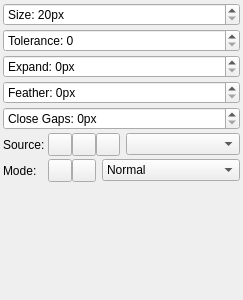
First picture: the form in src/desktop/ui/fillsettings.ui, repository drawpile/Drawpile, before the edit.
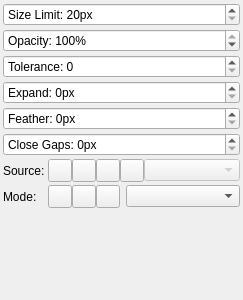
Second picture: the form after the edit. Icons and pictures are not drawn. Custom widgets are drawn as their Qt base class.

Commit message: Extend fill with selections, blend modes opacity

What changed in the file:
```diff
--- a/src/desktop/ui/fillsettings.ui
+++ b/src/desktop/ui/fillsettings.ui
@@ -26,140 +26,13 @@
    <property name="spacing">
     <number>3</number>
    </property>
-   <item row="3" column="0" colspan="2">
-    <widget class="KisSliderSpinBox" name="tolerance">
-     <property name="prefix">
-      <string>Tolerance: </string>
-     </property>
-     <property name="maximum">
-      <number>254</number>
-     </property>
-    </widget>
-   </item>
-   <item row="10" column="0">
-    <widget class="QLabel" name="modeLabel">
-     <property name="text">
-      <string>Mode:</string>
-     </property>
-    </widget>
-   </item>
-   <item row="6" column="0" colspan="2">
-    <widget class="KisSliderSpinBox" name="feather">
-     <property name="suffix">
-      <string>px</string>
-     </property>
-     <property name="prefix">
-      <string>Feather: </string>
-     </property>
-     <property name="maximum">
-      <number>40</number>
-     </property>
-    </widget>
-   </item>
-   <item row="9" column="0">
-    <widget class="QLabel" name="sourceLabel">
-     <property name="text">
-      <string>Source:</string>
-     </property>
-    </widget>
-   </item>
-   <item row="9" column="1">
-    <layout class="QHBoxLayout" name="horizontalLayout">
-     <property name="spacing">
-      <number>0</number>
-     </property>
-     <item>
-      <widget class="widgets::GroupedToolButton" name="sourceMerged">
-       <property name="toolTip">
-        <string>Merged image</string>
-       </property>
-       <property name="icon">
-        <iconset theme="arrow-down-double">
-         <normaloff>theme:arrow-down-double.svg</normaloff>theme:arrow-down-double.svg</iconset>
-       </property>
-       <property name="checkable">
-        <bool>true</bool>
-       </property>
-       <property name="groupPosition">
-        <enum>widgets::GroupedToolButton::GroupLeft</enum>
-       </property>
-      </widget>
-     </item>
-     <item>
-      <widget class="widgets::GroupedToolButton" name="sourceMergedWithoutBackground">
-       <property name="toolTip">
-        <string>Merged without background</string>
-       </property>
-       <property name="icon">
-        <iconset theme="arrow-down">
-         <normaloff>theme:arrow-down.svg</normaloff>theme:arrow-down.svg</iconset>
-       </property>
-       <property name="checkable">
-        <bool>true</bool>
-       </property>
-       <property name="groupPosition">
-        <enum>widgets::GroupedToolButton::GroupCenter</enum>
-       </property>
-      </widget>
-     </item>
-     <item>
-      <widget class="widgets::GroupedToolButton" name="sourceLayer">
-       <property name="toolTip">
-        <string>Layer</string>
-       </property>
-       <property name="icon">
-        <iconset theme="layer-visible-on">
-         <normaloff>theme:layer-visible-on.svg</normaloff>theme:layer-visible-on.svg</iconset>
-       </property>
-       <property name="checkable">
-        <bool>true</bool>
-       </property>
-       <property name="groupPosition">
-        <enum>widgets::GroupedToolButton::GroupRight</enum>
-       </property>
-      </widget>
-     </item>
-     <item>
-      <spacer name="horizontalSpacer">
-       <property name="orientation">
-        <enum>Qt::Horizontal</enum>
-       </property>
-       <property name="sizeType">
-        <enum>QSizePolicy::Maximum</enum>
-       </property>
-       <property name="sizeHint" stdset="0">
-        <size>
-         <width>6</width>
-         <height>0</height>
-        </size>
-       </property>
-      </spacer>
-     </item>
-     <item>
-      <widget class="QComboBox" name="layer">
-       <property name="sizePolicy">
-        <sizepolicy hsizetype="Expanding" vsizetype="Fixed">
-         <horstretch>0</horstretch>
-         <verstretch>0</verstretch>
-        </sizepolicy>
-       </property>
-       <property name="minimumSize">
-        <size>
-         <width>24</width>
-         <height>0</height>
-        </size>
-       </property>
-      </widget>
-     </item>
-    </layout>
-   </item>
    <item row="2" column="0" colspan="2">
     <widget class="KisSliderSpinBox" name="size">
      <property name="suffix">
       <string>px</string>
      </property>
      <property name="prefix">
-      <string>Size: </string>
+      <string>Size Limit: </string>
      </property>
      <property name="minimum">
       <number>20</number>
@@ -172,7 +45,113 @@
      </property>
     </widget>
    </item>
-   <item row="5" column="0" colspan="2">
+   <item row="11" column="1">
+    <layout class="QHBoxLayout" name="modeLayout">
+     <property name="spacing">
+      <number>0</number>
+     </property>
+     <item>
+      <widget class="widgets::GroupedToolButton" name="areaContinuous">
+       <property name="toolTip">
+        <string>Fill continuous area</string>
+       </property>
+       <property name="statusTip">
+        <string>Fill continuous area</string>
+       </property>
+       <property name="icon">
+        <iconset theme="fill-color">
+         <normaloff>theme:fill-color.svg</normaloff>theme:fill-color.svg</iconset>
+       </property>
+       <property name="checkable">
+        <bool>true</bool>
+       </property>
+       <property name="groupPosition">
+        <enum>widgets::GroupedToolButton::GroupLeft</enum>
+       </property>
+      </widget>
+     </item>
+     <item>
+      <widget class="widgets::GroupedToolButton" name="areaSimilar">
+       <property name="toolTip">
+        <string>Fill all similar colors</string>
+       </property>
+       <property name="statusTip">
+        <string>Fill all similar colors</string>
+       </property>
+       <property name="icon">
+        <iconset theme="color-picker">
+         <normaloff>theme:color-picker.svg</normaloff>theme:color-picker.svg</iconset>
+       </property>
+       <property name="checkable">
+        <bool>true</bool>
+       </property>
+       <property name="groupPosition">
+        <enum>widgets::GroupedToolButton::GroupCenter</enum>
+       </property>
+      </widget>
+     </item>
+     <item>
+      <widget class="widgets::GroupedToolButton" name="areaSelection">
+       <property name="toolTip">
+        <string>Fill entire selection</string>
+       </property>
+       <property name="statusTip">
+        <string>Fill entire selection</string>
+       </property>
+       <property name="icon">
+        <iconset theme="select-rectangular">
+         <normaloff>theme:select-rectangular.svg</normaloff>theme:select-rectangular.svg</iconset>
+       </property>
+       <property name="checkable">
+        <bool>true</bool>
+       </property>
+       <property name="groupPosition">
+        <enum>widgets::GroupedToolButton::GroupRight</enum>
+       </property>
+      </widget>
+     </item>
+     <item>
+      <spacer name="modeSpacer">
+       <property name="orientation">
+        <enum>Qt::Horizontal</enum>
+       </property>
+       <property name="sizeType">
+        <enum>QSizePolicy::Maximum</enum>
+       </property>
+       <property name="sizeHint" stdset="0">
+        <size>
+         <width>6</width>
+         <height>0</height>
+        </size>
+       </property>
+      </spacer>
+     </item>
+     <item>
+      <widget class="QComboBox" name="blendModeCombo">
+       <property name="sizePolicy">
+        <sizepolicy hsizetype="Expanding" vsizetype="Fixed">
+         <horstretch>0</horstretch>
+         <verstretch>0</verstretch>
+        </sizepolicy>
+       </property>
+       <property name="minimumSize">
+        <size>
+         <width>24</width>
+         <height>0</height>
+        </size>
+       </property>
+      </widget>
+     </item>
+    </layout>
+   </item>
+   <item row="11" column="0">
+    <widget class="QLabel" name="modeLabel">
+     <property name="text">
+      <string>Mode:</string>
+     </property>
+    </widget>
+   </item>
+   <item row="6" column="0" colspan="2">
     <widget class="KisSliderSpinBox" name="expand">
      <property name="suffix">
       <string>px</string>
@@ -186,38 +165,68 @@
     </widget>
    </item>
    <item row="7" column="0" colspan="2">
-    <widget class="KisSliderSpinBox" name="gap">
+    <widget class="KisSliderSpinBox" name="feather">
      <property name="suffix">
       <string>px</string>
      </property>
      <property name="prefix">
-      <string>Close Gaps: </string>
+      <string>Feather: </string>
      </property>
      <property name="maximum">
-      <number>32</number>
+      <number>40</number>
      </property>
     </widget>
    </item>
-   <item row="12" column="0" colspan="2">
-    <spacer>
+   <item row="4" column="0" colspan="2">
+    <widget class="KisSliderSpinBox" name="tolerance">
+     <property name="prefix">
+      <string>Tolerance: </string>
+     </property>
+     <property name="maximum">
+      <number>254</number>
+     </property>
+    </widget>
+   </item>
+   <item row="13" column="0" colspan="2">
+    <spacer name="bottomSpacer">
      <property name="orientation">
       <enum>Qt::Vertical</enum>
      </property>
      <property name="sizeHint" stdset="0">
       <size>
-       <width>20</width>
+       <width>0</width>
        <height>0</height>
       </size>
      </property>
     </spacer>
    </item>
+   <item row="10" column="0">
+    <widget class="QLabel" name="sourceLabel">
+     <property name="text">
+      <string>Source:</string>
+     </property>
+    </widget>
+   </item>
+   <item row="8" column="0" colspan="2">
+    <widget class="KisSliderSpinBox" name="gap">
+     <property name="suffix">
+      <string>px</string>
+     </property>
+     <property name="prefix">
+      <string>Close Gaps: </string>
+     </property>
+     <property name="maximum">
+      <number>32</number>
+     </property>
+    </widget>
+   </item>
    <item row="10" column="1">
-    <layout class="QHBoxLayout" name="modeLayout">
+    <layout class="QHBoxLayout" name="sourceLayout">
      <property name="spacing">
       <number>0</number>
      </property>
      <item>
-      <widget class="widgets::GroupedToolButton" name="areaContinuous">
+      <widget class="widgets::GroupedToolButton" name="sourceMerged">
        <property name="toolTip">
         <string>Fill continuous area</string>
        </property>
@@ -234,13 +243,53 @@
       </widget>
      </item>
      <item>
-      <widget class="widgets::GroupedToolButton" name="areaSimilar">
+      <widget class="widgets::GroupedToolButton" name="sourceMergedWithoutBackground">
        <property name="toolTip">
         <string>Fill all similar colors</string>
        </property>
        <property name="icon">
-        <iconset theme="color-picker">
-         <normaloff>theme:color-picker.svg</normaloff>theme:color-picker.svg</iconset>
+        <iconset theme="arrow-down">
+         <normaloff>theme:arrow-down.svg</normaloff>theme:arrow-down.svg</iconset>
+       </property>
+       <property name="checkable">
+        <bool>true</bool>
+       </property>
+       <property name="groupPosition">
+        <enum>widgets::GroupedToolButton::GroupCenter</enum>
+       </property>
+      </widget>
+     </item>
+     <item>
+      <widget class="widgets::GroupedToolButton" name="sourceLayer">
+       <property name="toolTip">
+        <string>Current layer</string>
+       </property>
+       <property name="statusTip">
+        <string>Current layer</string>
+       </property>
+       <property name="icon">
+        <iconset theme="layer-visible-on">
+         <normaloff>theme:layer-visible-on.svg</normaloff>theme:layer-visible-on.svg</iconset>
+       </property>
+       <property name="checkable">
+        <bool>true</bool>
+       </property>
+       <property name="groupPosition">
+        <enum>widgets::GroupedToolButton::GroupCenter</enum>
+       </property>
+      </widget>
+     </item>
+     <item>
+      <widget class="widgets::GroupedToolButton" name="sourceFillSource">
+       <property name="toolTip">
+        <string>Fill source layer</string>
+       </property>
+       <property name="statusTip">
+        <string>Fill source layer</string>
+       </property>
+       <property name="icon">
+        <iconset theme="tag">
+         <normaloff>theme:tag.svg</normaloff>theme:tag.svg</iconset>
        </property>
        <property name="checkable">
         <bool>true</bool>
@@ -251,54 +300,39 @@
       </widget>
      </item>
      <item>
-      <spacer name="modeSpacer">
-       <property name="orientation">
-        <enum>Qt::Horizontal</enum>
+      <widget class="QComboBox" name="sourceDummyCombo">
+       <property name="enabled">
+        <bool>false</bool>
        </property>
-       <property name="sizeType">
-        <enum>QSizePolicy::Maximum</enum>
-       </property>
-       <property name="sizeHint" stdset="0">
-        <size>
-         <width>6</width>
-         <height>0</height>
-        </size>
-       </property>
-      </spacer>
-     </item>
-     <item>
-      <widget class="QComboBox" name="mode">
        <property name="sizePolicy">
         <sizepolicy hsizetype="Expanding" vsizetype="Fixed">
          <horstretch>0</horstretch>
          <verstretch>0</verstretch>
         </sizepolicy>
        </property>
-       <property name="minimumSize">
-        <size>
-         <width>24</width>
-         <height>0</height>
-        </size>
-       </property>
-       <item>
-        <property name="text">
-         <string>Normal</string>
-        </property>
-       </item>
-       <item>
-        <property name="text">
-         <string>Behind</string>
-        </property>
-       </item>
-       <item>
-        <property name="text">
-         <string>Erase</string>
-        </property>
-       </item>
       </widget>
      </item>
     </layout>
    </item>
+   <item row="3" column="0" colspan="2">
+    <widget class="KisSliderSpinBox" name="opacity">
+     <property name="suffix">
+      <string>%</string>
+     </property>
+     <property name="prefix">
+      <string>Opacity: </string>
+     </property>
+     <property name="minimum">
+      <number>1</number>
+     </property>
+     <property name="maximum">
+      <number>100</number>
+     </property>
+     <property name="value">
+      <number>100</number>
+     </property>
+    </widget>
+   </item>
   </layout>
  </widget>
  <customwidgets>
```
Left out of the diff: 14 changed lines with no effect on the pictures. The commit also changes 40 other files.
